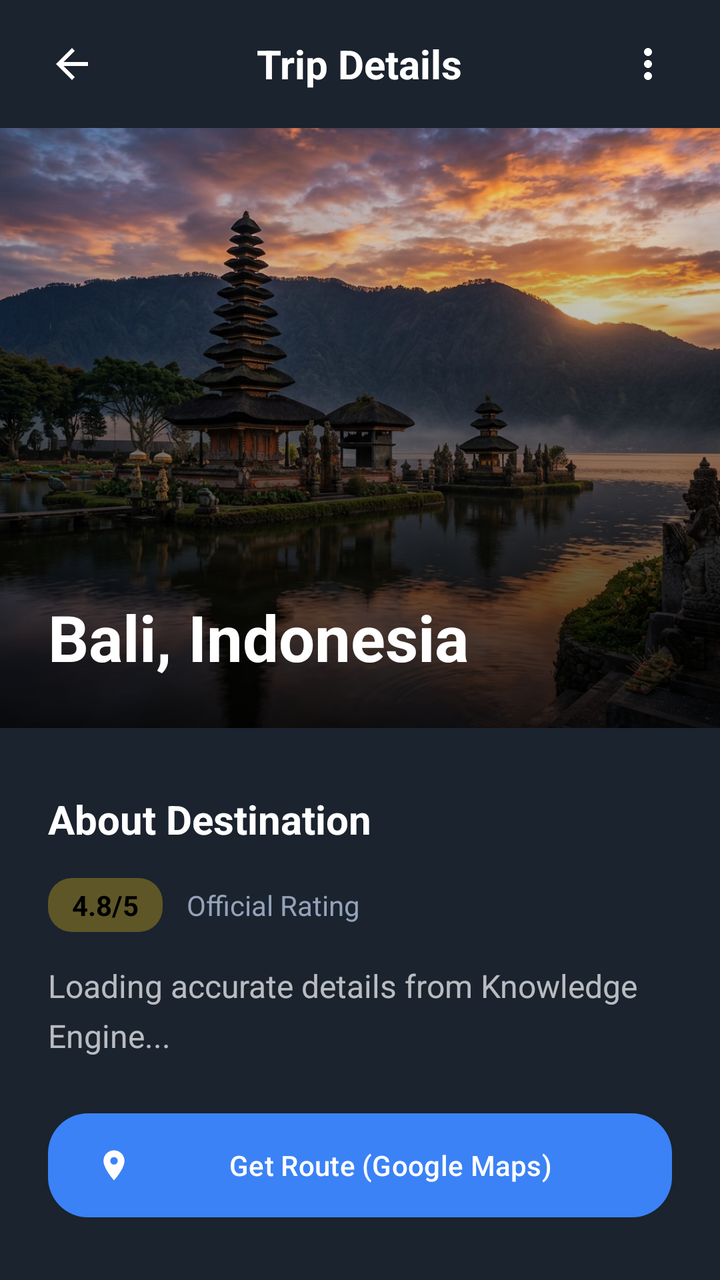
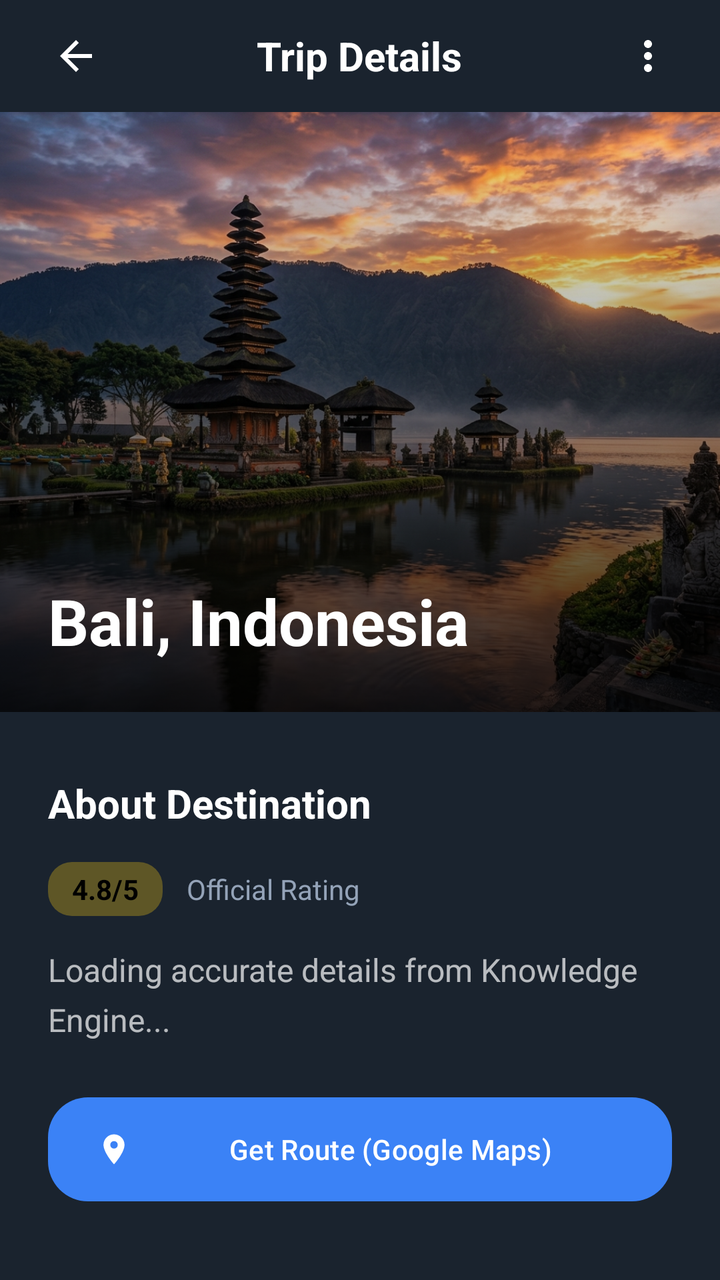

Two renders of the same Android screen: before a commit and after it. Below are the layout's source before the change and the commit's diff.
<!-- AndroidManifest.xml: activity theme Theme.TravelBuddy -->
<!-- res/layout/activity_trip_details.xml -->
<?xml version="1.0" encoding="utf-8"?>
<androidx.constraintlayout.widget.ConstraintLayout xmlns:android="http://schemas.android.com/apk/res/android"
    xmlns:app="http://schemas.android.com/apk/res-auto"
    xmlns:tools="http://schemas.android.com/tools"
    android:layout_width="match_parent"
    android:layout_height="match_parent"
    android:background="@color/onboarding_bg"
    tools:context=".TripDetailsActivity">

    
    <RelativeLayout
        android:id="@+id/rlToolbar"
        android:layout_width="match_parent"
        android:layout_height="?attr/actionBarSize"
        android:paddingHorizontal="16dp"
        app:layout_constraintTop_toTopOf="parent">

        <ImageView
            android:id="@+id/ivBack"
            android:layout_width="40dp"
            android:layout_height="40dp"
            android:layout_centerVertical="true"
            android:padding="8dp"
            android:src="@drawable/abc_ic_ab_back_material"
            app:tint="@color/white" />

        <TextView
            android:layout_width="wrap_content"
            android:layout_height="wrap_content"
            android:layout_centerInParent="true"
            android:text="Trip Details"
            android:textColor="@color/white"
            android:textSize="20sp"
            android:textStyle="bold" />

        <ImageView
            android:layout_width="40dp"
            android:layout_height="40dp"
            android:layout_alignParentEnd="true"
            android:layout_centerVertical="true"
            android:padding="8dp"
            android:src="@drawable/abc_ic_menu_overflow_material"
            app:tint="@color/white" />
    </RelativeLayout>

    <androidx.core.widget.NestedScrollView
        android:layout_width="match_parent"
        android:layout_height="0dp"
        android:clipToPadding="false"
        android:fillViewport="true"
        android:paddingBottom="40dp"
        app:layout_constraintBottom_toBottomOf="parent"
        app:layout_constraintTop_toBottomOf="@id/rlToolbar">

        <LinearLayout
            android:layout_width="match_parent"
            android:layout_height="wrap_content"
            android:orientation="vertical">

            
            <androidx.constraintlayout.widget.ConstraintLayout
                android:layout_width="match_parent"
                android:layout_height="300dp">

                <ImageView
                    android:id="@+id/ivHeroImage"
                    android:layout_width="match_parent"
                    android:layout_height="match_parent"
                    android:scaleType="centerCrop"
                    android:src="@drawable/img_bali" />

                <View
                    android:layout_width="match_parent"
                    android:layout_height="match_parent"
                    android:background="@drawable/bg_bottom_gradient" />

                <TextView
                    android:id="@+id/tvTitle"
                    android:layout_width="wrap_content"
                    android:layout_height="wrap_content"
                    android:layout_marginStart="24dp"
                    android:layout_marginBottom="24dp"
                    android:text="Bali, Indonesia"
                    android:textColor="@color/white"
                    android:textSize="32sp"
                    android:textStyle="bold"
                    app:layout_constraintBottom_toBottomOf="parent"
                    app:layout_constraintStart_toStartOf="parent" />
            </androidx.constraintlayout.widget.ConstraintLayout>

            
            <LinearLayout
                android:id="@+id/llQuickActionsContainer"
                android:layout_width="match_parent"
                android:layout_height="wrap_content"
                android:orientation="vertical"
                android:visibility="gone">

                <TextView
                    android:layout_width="wrap_content"
                    android:layout_height="wrap_content"
                    android:layout_marginStart="24dp"
                    android:layout_marginTop="32dp"
                    android:text="Trip Planning"
                    android:textColor="@color/white"
                    android:textSize="20sp"
                    android:textStyle="bold" />

                <GridLayout
                    android:layout_width="match_parent"
                    android:layout_height="wrap_content"
                    android:layout_marginHorizontal="16dp"
                    android:layout_marginTop="16dp"
                    android:columnCount="3"
                    android:rowCount="2">

                    
                    <com.google.android.material.card.MaterialCardView
                        android:id="@+id/cvPacking"
                        android:layout_width="0dp"
                        android:layout_height="140dp"
                        android:layout_columnWeight="1"
                        android:layout_margin="8dp"
                        app:cardBackgroundColor="#2D3748"
                        app:cardCornerRadius="24dp"
                        app:cardElevation="0dp">
                        <LinearLayout
                            android:layout_width="match_parent"
                            android:layout_height="match_parent"
                            android:gravity="center"
                            android:orientation="vertical"
                            android:padding="12dp">
                            <View
                                android:layout_width="64dp"
                                android:layout_height="64dp"
                                android:background="@drawable/bg_icon_squircle"
                                android:backgroundTint="#3B82F6" />
                            <ImageView
                                android:layout_width="28dp"
                                android:layout_height="28dp"
                                android:layout_marginTop="-46dp"
                                android:src="@drawable/ic_packing"
                                app:tint="@color/white" />
                            <TextView
                                android:layout_width="wrap_content"
                                android:layout_height="wrap_content"
                                android:layout_marginTop="22dp"
                                android:text="Packing"
                                android:textColor="@color/white"
                                android:textSize="12sp"
                                android:textStyle="bold" />
                        </LinearLayout>
                    </com.google.android.material.card.MaterialCardView>

                    
                    <com.google.android.material.card.MaterialCardView
                        android:id="@+id/cvTickets"
                        android:layout_width="0dp"
                        android:layout_height="140dp"
                        android:layout_columnWeight="1"
                        android:layout_margin="8dp"
                        app:cardBackgroundColor="#2D3748"
                        app:cardCornerRadius="24dp"
                        app:cardElevation="0dp">
                        <LinearLayout
                            android:layout_width="match_parent"
                            android:layout_height="match_parent"
                            android:gravity="center"
                            android:orientation="vertical"
                            android:padding="12dp">
                            <View
                                android:layout_width="64dp"
                                android:layout_height="64dp"
                                android:background="@drawable/bg_icon_squircle"
                                android:backgroundTint="#F97316" />
                            <ImageView
                                android:layout_width="28dp"
                                android:layout_height="28dp"
                                android:layout_marginTop="-46dp"
                                android:src="@drawable/ic_tickets"
                                app:tint="@color/white" />
                            <TextView
                                android:layout_width="wrap_content"
                                android:layout_height="wrap_content"
                                android:layout_marginTop="22dp"
                                android:text="Tickets"
                                android:textColor="@color/white"
                                android:textSize="12sp"
                                android:textStyle="bold" />
                        </LinearLayout>
                    </com.google.android.material.card.MaterialCardView>

                    
                    <com.google.android.material.card.MaterialCardView
                        android:id="@+id/cvHotels"
                        android:layout_width="0dp"
                        android:layout_height="140dp"
                        android:layout_columnWeight="1"
                        android:layout_margin="8dp"
                        app:cardBackgroundColor="#2D3748"
                        app:cardCornerRadius="24dp"
                        app:cardElevation="0dp">
                        <LinearLayout
                            android:layout_width="match_parent"
                            android:layout_height="match_parent"
                            android:gravity="center"
                            android:orientation="vertical"
                            android:padding="12dp">
                            <View
                                android:layout_width="64dp"
                                android:layout_height="64dp"
                                android:background="@drawable/bg_icon_squircle"
                                android:backgroundTint="#A855F7" />
                            <ImageView
                                android:layout_width="28dp"
                                android:layout_height="28dp"
                                android:layout_marginTop="-46dp"
                                android:src="@drawable/ic_hotels"
                                app:tint="@color/white" />
                            <TextView
                                android:layout_width="wrap_content"
                                android:layout_height="wrap_content"
                                android:layout_marginTop="22dp"
                                android:text="Hotels"
                                android:textColor="@color/white"
                                android:textSize="12sp"
                                android:textStyle="bold" />
                        </LinearLayout>
                    </com.google.android.material.card.MaterialCardView>

                    
                    <com.google.android.material.card.MaterialCardView
                        android:id="@+id/cvBudget"
                        android:layout_width="0dp"
                        android:layout_height="140dp"
                        android:layout_columnWeight="1"
                        android:layout_margin="8dp"
                        app:cardBackgroundColor="#2D3748"
                        app:cardCornerRadius="24dp"
                        app:cardElevation="0dp">
                        <LinearLayout
                            android:layout_width="match_parent"
                            android:layout_height="match_parent"
                            android:gravity="center"
                            android:orientation="vertical"
                            android:padding="12dp">
                            <View
                                android:layout_width="64dp"
                                android:layout_height="64dp"
                                android:background="@drawable/bg_icon_squircle"
                                android:backgroundTint="#22C55E" />
                            <ImageView
                                android:layout_width="28dp"
                                android:layout_height="28dp"
                                android:layout_marginTop="-46dp"
                                android:src="@drawable/ic_wallet"
                                app:tint="@color/white" />
                            <TextView
                                android:layout_width="wrap_content"
                                android:layout_height="wrap_content"
                                android:layout_marginTop="22dp"
                                android:text="Budget"
                                android:textColor="@color/white"
                                android:textSize="12sp"
                                android:textStyle="bold" />
                        </LinearLayout>
                    </com.google.android.material.card.MaterialCardView>

                    
                    <com.google.android.material.card.MaterialCardView
                        android:id="@+id/cvWeather"
                        android:layout_width="0dp"
                        android:layout_height="140dp"
                        android:layout_columnWeight="1"
                        android:layout_margin="8dp"
                        app:cardBackgroundColor="#2D3748"
                        app:cardCornerRadius="24dp"
                        app:cardElevation="0dp">
                        <LinearLayout
                            android:layout_width="match_parent"
                            android:layout_height="match_parent"
                            android:gravity="center"
                            android:orientation="vertical"
                            android:padding="12dp">
                            <View
                                android:layout_width="64dp"
                                android:layout_height="64dp"
                                android:background="@drawable/bg_icon_squircle"
                                android:backgroundTint="#0EA5E9" />
                            <ImageView
                                android:layout_width="28dp"
                                android:layout_height="28dp"
                                android:layout_marginTop="-46dp"
                                android:src="@drawable/ic_weather"
                                app:tint="@color/white" />
                            <TextView
                                android:layout_width="wrap_content"
                                android:layout_height="wrap_content"
                                android:layout_marginTop="22dp"
                                android:text="Weather"
                                android:textColor="@color/white"
                                android:textSize="12sp"
                                android:textStyle="bold" />
                        </LinearLayout>
                    </com.google.android.material.card.MaterialCardView>
                </GridLayout>
            </LinearLayout>

            
            <TextView
                android:layout_width="wrap_content"
                android:layout_height="wrap_content"
                android:layout_marginStart="24dp"
                android:layout_marginTop="32dp"
                android:text="About Destination"
                android:textColor="@color/white"
                android:textSize="20sp"
                android:textStyle="bold" />

            <LinearLayout
                android:layout_width="match_parent"
                android:layout_height="wrap_content"
                android:layout_marginHorizontal="24dp"
                android:layout_marginTop="16dp"
                android:orientation="horizontal"
                android:gravity="center_vertical">

                <TextView
                    android:id="@+id/tvRating"
                    android:layout_width="wrap_content"
                    android:layout_height="wrap_content"
                    android:background="@drawable/bg_price_badge"
                    android:backgroundTint="#FACC15"
                    android:paddingHorizontal="12dp"
                    android:paddingVertical="4dp"
                    android:text="4.8/5"
                    android:textColor="#000000"
                    android:textSize="14sp"
                    android:textStyle="bold" />

                <TextView
                    android:layout_width="wrap_content"
                    android:layout_height="wrap_content"
                    android:layout_marginStart="12dp"
                    android:text="Official Rating"
                    android:textColor="#94A3B8"
                    android:textSize="14sp" />
            </LinearLayout>

            <TextView
                android:id="@+id/tvDestinationDescription"
                android:layout_width="match_parent"
                android:layout_height="wrap_content"
                android:layout_marginHorizontal="24dp"
                android:layout_marginTop="16dp"
                android:alpha="0.7"
                android:lineSpacingExtra="6dp"
                android:text="Loading accurate details from Knowledge Engine..."
                android:textColor="@color/white"
                android:textSize="16sp" />

            
            <com.google.android.material.button.MaterialButton
                android:id="@+id/btnGetRoute"
                android:layout_width="match_parent"
                android:layout_height="60dp"
                android:layout_marginHorizontal="24dp"
                android:layout_marginTop="24dp"
                android:text="Get Route (Google Maps)"
                android:textAllCaps="false"
                android:textColor="@color/white"
                app:cornerRadius="20dp"
                app:icon="@drawable/ic_location_pin"
                app:iconPadding="12dp"
                app:backgroundTint="#3B82F6" />

            
            <TextView
                android:id="@+id/tvRecommendedPlacesTitle"
                android:layout_width="wrap_content"
                android:layout_height="wrap_content"
                android:layout_marginStart="24dp"
                android:layout_marginTop="32dp"
                android:text="Recommended Places"
                android:textColor="@color/white"
                android:textSize="20sp"
                android:textStyle="bold" />

            <androidx.recyclerview.widget.RecyclerView
                android:id="@+id/rvRecommendedPlaces"
                android:layout_width="match_parent"
                android:layout_height="wrap_content"
                android:layout_marginTop="16dp"
                android:layout_marginStart="24dp"
                android:orientation="horizontal"
                app:layoutManager="androidx.recyclerview.widget.LinearLayoutManager" />

            
            <TextView
                android:layout_width="wrap_content"
                android:layout_height="wrap_content"
                android:layout_marginStart="24dp"
                android:layout_marginTop="32dp"
                android:text="Best Hotels Nearby"
                android:textColor="@color/white"
                android:textSize="20sp"
                android:textStyle="bold" />

            <TextView
                android:id="@+id/tvHotels"
                android:layout_width="match_parent"
                android:layout_height="wrap_content"
                android:layout_marginHorizontal="24dp"
                android:layout_marginTop="12dp"
                android:alpha="0.8"
                android:lineSpacingExtra="4dp"
                android:text="Finding hotels..."
                android:textColor="@color/white"
                android:textSize="15sp" />

            
            <TextView
                android:layout_width="wrap_content"
                android:layout_height="wrap_content"
                android:layout_marginStart="24dp"
                android:layout_marginTop="32dp"
                android:text="How to Travel"
                android:textColor="@color/white"
                android:textSize="20sp"
                android:textStyle="bold" />

            <TextView
                android:id="@+id/tvTravelMethods"
                android:layout_width="match_parent"
                android:layout_height="wrap_content"
                android:layout_marginHorizontal="24dp"
                android:layout_marginTop="12dp"
                android:alpha="0.8"
                android:lineSpacingExtra="4dp"
                android:text="Best travel routes..."
                android:textColor="@color/white"
                android:textSize="15sp" />

            
            <TextView
                android:layout_width="wrap_content"
                android:layout_height="wrap_content"
                android:layout_marginStart="24dp"
                android:layout_marginTop="32dp"
                android:text="Estimated Budget (Daily)"
                android:textColor="@color/white"
                android:textSize="20sp"
                android:textStyle="bold" />

            <LinearLayout
                android:layout_width="match_parent"
                android:layout_height="wrap_content"
                android:layout_marginHorizontal="24dp"
                android:layout_marginTop="12dp"
                android:orientation="horizontal">

                <TextView
                    android:id="@+id/tvBudgetMin"
                    android:layout_width="0dp"
                    android:layout_height="wrap_content"
                    android:layout_weight="1"
                    android:text="Min: ₹--"
                    android:textColor="#22C55E"
                    android:textSize="18sp"
                    android:textStyle="bold" />

                <TextView
                    android:id="@+id/tvBudgetMax"
                    android:layout_width="0dp"
                    android:layout_height="wrap_content"
                    android:layout_weight="1"
                    android:text="Max: ₹--"
                    android:textColor="#EF4444"
                    android:textSize="18sp"
                    android:textStyle="bold" />
            </LinearLayout>


            <com.google.android.material.button.MaterialButton
                android:id="@+id/btnPlanWithBuddy"
                android:layout_width="match_parent"
                android:layout_height="64dp"
                android:layout_marginTop="32dp"
                android:layout_marginBottom="12dp"
                android:text="Plan with TripBuddy"
                android:textAllCaps="false"
                android:textSize="18sp"
                android:textStyle="bold"
                app:cornerRadius="24dp"
                app:backgroundTint="@color/onboarding_blue" />

            <com.google.android.material.button.MaterialButton
                android:id="@+id/btnDeleteTrip"
                android:layout_width="match_parent"
                android:layout_height="64dp"
                android:layout_marginBottom="40dp"
                android:text="Delete from My Trips"
                android:textAllCaps="false"
                android:textColor="@color/white"
                android:textSize="18sp"
                android:textStyle="bold"
                android:visibility="gone"
                app:cornerRadius="24dp"
                app:backgroundTint="#EF4444" />
        </LinearLayout>
    </androidx.core.widget.NestedScrollView>

</androidx.constraintlayout.widget.ConstraintLayout>
<!-- resources referenced by this layout -->
<resources>
  <color name="onboarding_bg">#1A232E</color>
  <color name="onboarding_blue">#2563EB</color>
  <color name="white">#FFFFFFFF</color>
  <!-- drawable bg_bottom_gradient (drawable) -->
  <?xml version="1.0" encoding="utf-8"?>
  <shape xmlns:android="http://schemas.android.com/apk/res/android">
      <gradient
          android:angle="90"
          android:endColor="#00000000"
          android:startColor="#CC000000" />
  </shape>
  <!-- drawable bg_icon_squircle (drawable) -->
  <?xml version="1.0" encoding="utf-8"?>
  <shape xmlns:android="http://schemas.android.com/apk/res/android">
      <corners android:radius="16dp" />
      <gradient
          android:angle="45"
          android:endColor="#475569"
          android:startColor="#1E293B" />
  </shape>
  <!-- drawable bg_price_badge (drawable) -->
  <?xml version="1.0" encoding="utf-8"?>
  <shape xmlns:android="http://schemas.android.com/apk/res/android">
      <solid android:color="#4D000000" />
      <corners android:radius="12dp" />
  </shape>
  <!-- drawable ic_hotels (drawable) -->
  <vector xmlns:android="http://schemas.android.com/apk/res/android"
      android:width="24dp"
      android:height="24dp"
      android:viewportWidth="24"
      android:viewportHeight="24">
      <path
          android:fillColor="#A855F7"
          android:pathData="M7,13c1.66,0 3-1.34 3-3S8.66,7 7,7s-3,1.34-3,3 1.34,3 3,3zM19,7h-8v7H3V5H1v15h2v-3h18v3h2v-9c0-2.21-1.79-4-4-4z" />
  </vector>
  <!-- drawable ic_location_pin (drawable) -->
  <vector xmlns:android="http://schemas.android.com/apk/res/android"
      android:width="24dp"
      android:height="24dp"
      android:viewportWidth="24"
      android:viewportHeight="24">
      <path
          android:fillColor="#94A3B8"
          android:pathData="M12,2C8.13,2 5,5.13 5,9c0,5.25 7,13 7,13s7,-7.75 7,-13c0,-3.87 -3.13,-7 -7,-7zM12,11.5c-1.38,0 -2.5,-1.12 -2.5,-2.5s1.12,-2.5 2.5,-2.5 2.5,1.12 2.5,2.5 -1.12,2.5 -2.5,2.5z" />
  </vector>
  <!-- drawable ic_packing (drawable) -->
  <vector xmlns:android="http://schemas.android.com/apk/res/android"
      android:width="24dp"
      android:height="24dp"
      android:viewportWidth="24"
      android:viewportHeight="24">
      <path
          android:fillColor="#34D399"
          android:pathData="M17,6V4c0-1.1-0.9-2-2-2H9C7.9,2 7,2.9 7,4v2H3c-1.1,0-2,0.9-2,2v12c0,1.1 0.9,2 2,2h18c1.1,0 2-0.9 2-2V8c0-1.1-0.9-2-2-2h-4zM9,4h6v2H9V4zM21,20H3V8h18v12zM7,12h10v2H7v-2z" />
  </vector>
  <!-- drawable ic_tickets (drawable) -->
  <vector xmlns:android="http://schemas.android.com/apk/res/android"
      android:width="24dp"
      android:height="24dp"
      android:viewportWidth="24"
      android:viewportHeight="24">
      <path
          android:fillColor="#FB923C"
          android:pathData="M22,10V6c0-1.1-0.9-2-2-2H4C2.9,4 2.01,4.9 2.01,6L2,10c1.1,0 2,0.9 2,2s-0.9,2-2,2v4c0,1.1 0.9,2 2,2h16c1.1,0 2-0.9 2-2v-4c-1.1,0-2-0.9-2-2S20.9,10 22,10zM13,17.5h-2v-2h2V17.5zM13,13h-2v-2h2V13zM13,8.5h-2v-2h2V8.5z" />
  </vector>
  <!-- drawable ic_wallet (drawable) -->
  <vector xmlns:android="http://schemas.android.com/apk/res/android"
      android:width="24dp"
      android:height="24dp"
      android:viewportWidth="24"
      android:viewportHeight="24">
      <path
          android:fillColor="#FFFFFF"
          android:pathData="M21,18v1c0,1.1 -0.9,2 -2,2H5c-1.1,0 -2,-0.9 -2,-2V5c0-1.1,0.9-2,2-2h14c1.1,0,2,0.9,2,2v1h-9c-1.1,0 -2,0.9 -2,2v8c0,1.1 0.9,2 2,2h9zM12,16h10V8H12v8zM16,13.5c-0.83,0 -1.5,-0.67 -1.5,-1.5s0.67,-1.5 1.5,-1.5 1.5,0.67 1.5,1.5 -0.67,1.5 -1.5,1.5z" />
  </vector>
  <style name="Theme.TravelBuddy" parent="Base.Theme.TravelBuddy" />
  <style name="Base.Theme.TravelBuddy" parent="Theme.Material3.DayNight.NoActionBar">
          
          
      </style>
  <!-- unchanged entries left out for length: 2 -->
</resources>

<!-- the commit's change to res/layout/activity_trip_details.xml (unified diff, before → after) -->
@@ -8,40 +8,52 @@
     tools:context=".TripDetailsActivity">
 
     
-    <RelativeLayout
+    <LinearLayout
         android:id="@+id/rlToolbar"
         android:layout_width="match_parent"
-        android:layout_height="?attr/actionBarSize"
-        android:paddingHorizontal="16dp"
+        android:layout_height="wrap_content"
+        android:orientation="vertical"
+        android:background="@color/onboarding_bg"
+        android:elevation="4dp"
         app:layout_constraintTop_toTopOf="parent">
 
-        <ImageView
-            android:id="@+id/ivBack"
-            android:layout_width="40dp"
-            android:layout_height="40dp"
-            android:layout_centerVertical="true"
-            android:padding="8dp"
-            android:src="@drawable/abc_ic_ab_back_material"
-            app:tint="@color/white" />
-
-        <TextView
-            android:layout_width="wrap_content"
-            android:layout_height="wrap_content"
-            android:layout_centerInParent="true"
-            android:text="Trip Details"
-            android:textColor="@color/white"
-            android:textSize="20sp"
-            android:textStyle="bold" />
-
-        <ImageView
-            android:layout_width="40dp"
-            android:layout_height="40dp"
-            android:layout_alignParentEnd="true"
-            android:layout_centerVertical="true"
-            android:padding="8dp"
-            android:src="@drawable/abc_ic_menu_overflow_material"
-            app:tint="@color/white" />
-    </RelativeLayout>
+        <RelativeLayout
+            android:layout_width="match_parent"
+            android:layout_height="56dp"
+            android:paddingHorizontal="16dp">
+
+            <ImageView
+                android:id="@+id/ivBack"
+                android:layout_width="44dp"
+                android:layout_height="44dp"
+                android:layout_centerVertical="true"
+                android:background="?attr/selectableItemBackgroundBorderless"
+                android:clickable="true"
+                android:focusable="true"
+                android:contentDescription="Back"
+                android:padding="10dp"
+                android:src="@drawable/ic_back"
+                app:tint="@color/white" />
+
+            <TextView
+                android:layout_width="wrap_content"
+                android:layout_height="wrap_content"
+                android:layout_centerInParent="true"
+                android:text="Trip Details"
+                android:textColor="@color/white"
+                android:textSize="20sp"
+                android:textStyle="bold" />
+
+            <ImageView
+                android:layout_width="40dp"
+                android:layout_height="40dp"
+                android:layout_alignParentEnd="true"
+                android:layout_centerVertical="true"
+                android:padding="8dp"
+                android:src="@drawable/abc_ic_menu_overflow_material"
+                app:tint="@color/white" />
+        </RelativeLayout>
+    </LinearLayout>
 
     <androidx.core.widget.NestedScrollView
         android:layout_width="match_parent"
<!-- resource entries referenced after the edit -->
@@ -26,6 +26,16 @@
       <solid android:color="#4D000000" />
       <corners android:radius="12dp" />
   </shape>
+  <!-- drawable ic_back (drawable) -->
+  <vector xmlns:android="http://schemas.android.com/apk/res/android"
+      android:width="24dp"
+      android:height="24dp"
+      android:viewportWidth="24"
+      android:viewportHeight="24">
+    <path
+        android:fillColor="#FFFFFF"
+        android:pathData="M20,11H7.83l5.59,-5.59L12,4l-8,8 8,8 1.41,-1.41L7.83,13H20v-2z"/>
+  </vector>
   <!-- drawable ic_hotels (drawable) -->
   <vector xmlns:android="http://schemas.android.com/apk/res/android"
       android:width="24dp"
